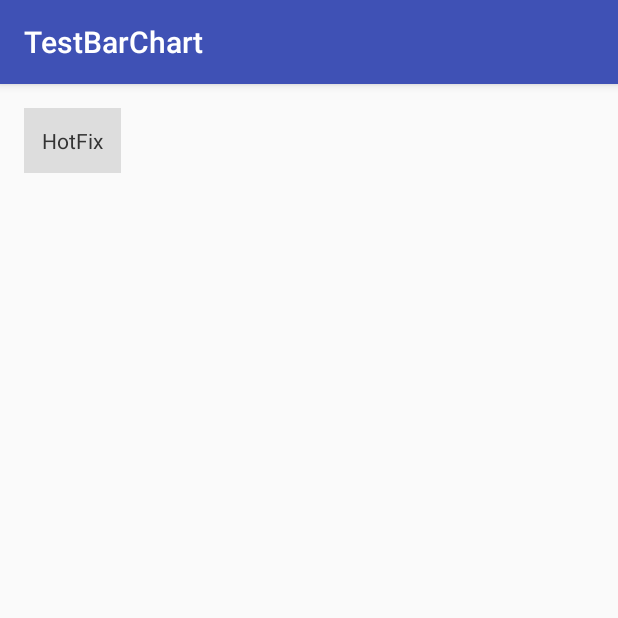
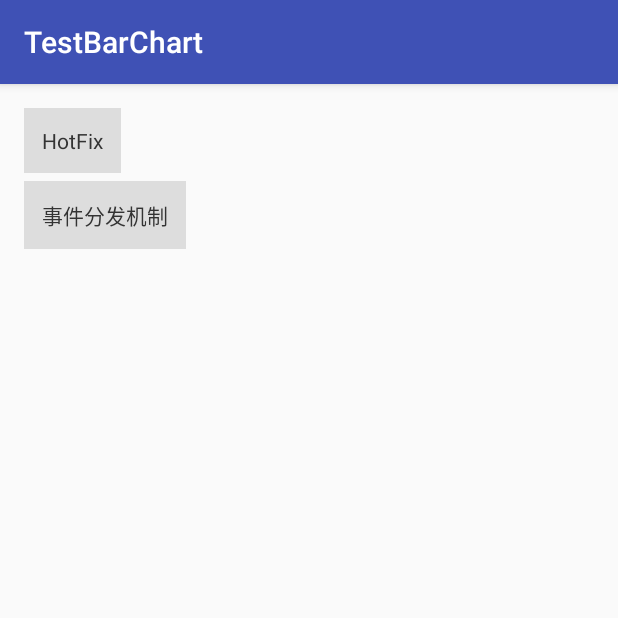
Before and after one commit to HuangJianHong/TestBarChart, an Android app: the screen it shows after launch (FirstActivity), on a phone screen of 412 x 824 dp, the top half of it. Run offline under Robolectric (Android 15) with nearby library versions, the phone set to English and light mode, and no system bars.

Commit message:
郭霖：android之View的时间分发机制

```diff
--- a/app/src/main/AndroidManifest.xml
+++ b/app/src/main/AndroidManifest.xml
@@ -18,7 +18,7 @@
         <activity android:name=".RippleActivity" />
         <activity android:name="com.cncn.signed.SignedActivity" />
         <activity android:name="com.cncn.signed.SignedResultActivity" />
-        <activity android:name=".ChooseActivity"></activity>
+        <activity android:name=".ChooseActivity" />
         <activity android:name=".PieActivity" />
         <activity android:name=".FirstActivity">
             <intent-filter>
@@ -27,7 +27,8 @@
                 <category android:name="android.intent.category.LAUNCHER" />
             </intent-filter>
         </activity>
-        <activity android:name="com.cncn.hotfix.HotFixTest"></activity>
+        <activity android:name="com.cncn.hotfix.HotFixTest" />
+        <activity android:name="com.cncn.OnTouch.Main4Activity"></activity>
     </application>
 
 </manifest>
--- a/app/src/main/java/com/cncn/www/testbarchart/FirstActivity.java
+++ b/app/src/main/java/com/cncn/www/testbarchart/FirstActivity.java
@@ -5,6 +5,7 @@ import android.support.v7.app.AppCompatActivity;
 import android.os.Bundle;
 import android.view.View;
 
+import com.cncn.OnTouch.Main4Activity;
 import com.cncn.hotfix.HotFixTest;
 
 public class FirstActivity extends AppCompatActivity {
@@ -19,4 +20,8 @@ public class FirstActivity extends AppCompatActivity {
     public void hotfix(View view) {
         startActivity(new Intent(this, HotFixTest.class));
     }
+
+    public void click(View view) {
+        startActivity(new Intent(this, Main4Activity.class));
+    }
 }
--- a/app/src/main/res/layout/activity_first.xml
+++ b/app/src/main/res/layout/activity_first.xml
@@ -25,6 +25,23 @@
             />
     </LinearLayout>
 
+    <LinearLayout
+        android:layout_width="wrap_content"
+        android:layout_height="wrap_content"
+        android:orientation="horizontal"
+        android:layout_marginTop="5dp"
+        >
+        <TextView
+            android:layout_width="wrap_content"
+            android:layout_height="wrap_content"
+            android:text="事件分发机制"
+            android:textColor="#333333"
+            android:background="#DDDDDD"
+            android:padding="18px"
+            android:onClick="click"
+            />
+    </LinearLayout>
+
 
 
 
```
Also changed, not shown: app/src/main/java/com/cncn/OnTouch/Main4Activity.java (added, +63 -0 lines), app/src/main/res/layout/activity_main4.xml (added, +26 -0 lines).
